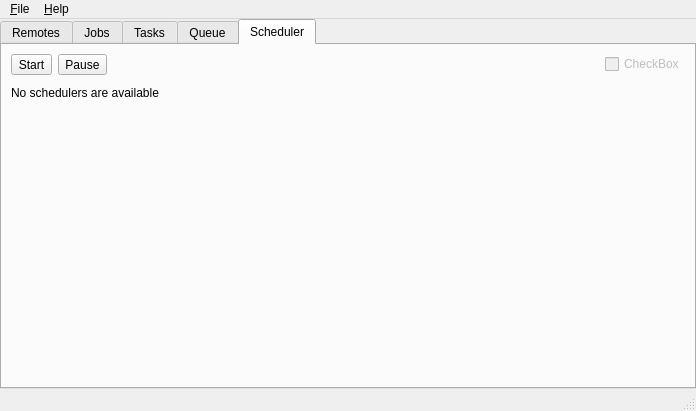
This is src/main_window.ui in Bdrey503/RcloneBrowser as Qt 5 draws it before an edit. The edited form follows.
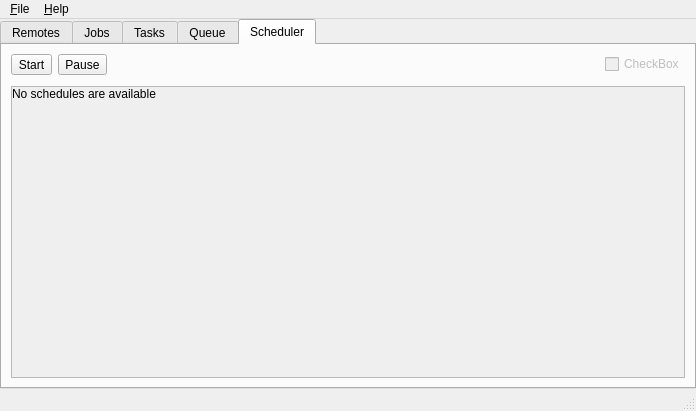
This is the edited form.

What changed in the file:
```diff
--- a/src/main_window.ui
+++ b/src/main_window.ui
@@ -743,16 +743,43 @@
          </spacer>
         </item>
         <item>
-         <layout class="QVBoxLayout" name="schedulers">
+         <widget class="QScrollArea" name="jobsArea_2">
+          <property name="widgetResizable">
+           <bool>true</bool>
+          </property>
+          <widget class="QWidget" name="scrollAreaWidgetContents_2">
+           <property name="geometry">
+            <rect>
+             <x>0</x>
+             <y>0</y>
+             <width>648</width>
+             <height>245</height>
+            </rect>
+           </property>
+           <layout class="QVBoxLayout" name="verticalLayout_7">
+            <property name="leftMargin">
+             <number>0</number>
+            </property>
+            <property name="topMargin">
+             <number>0</number>
+            </property>
+            <property name="rightMargin">
+             <number>0</number>
+            </property>
+            <property name="bottomMargin">
+             <number>0</number>
+            </property>
           <item>
-           <widget class="QLabel" name="noSchedulersAvailable">
+             <layout class="QVBoxLayout" name="schedules">
+              <item>
+               <widget class="QLabel" name="noSchedulesAvailable">
             <property name="text">
-             <string>No schedulers are available</string>
+                 <string>No schedules are available</string>
             </property>
            </widget>
           </item>
           <item>
-           <spacer name="verticalSpacer_12">
+               <spacer name="verticalSpacer_6">
             <property name="orientation">
              <enum>Qt::Vertical</enum>
             </property>
@@ -765,6 +792,10 @@
            </spacer>
           </item>
          </layout>
+            </item>
+           </layout>
+          </widget>
+         </widget>
         </item>
        </layout>
       </widget>
```
Left out of the diff: 2 changed lines with no effect on the pictures. Lines whose indentation alone changed are shown as unchanged.
